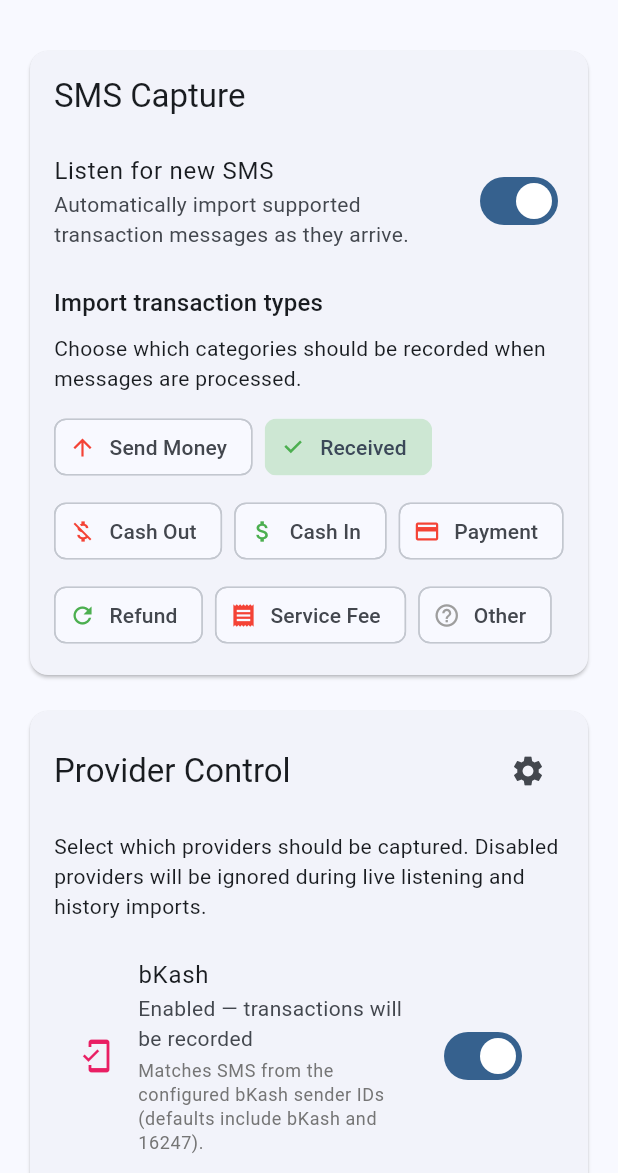
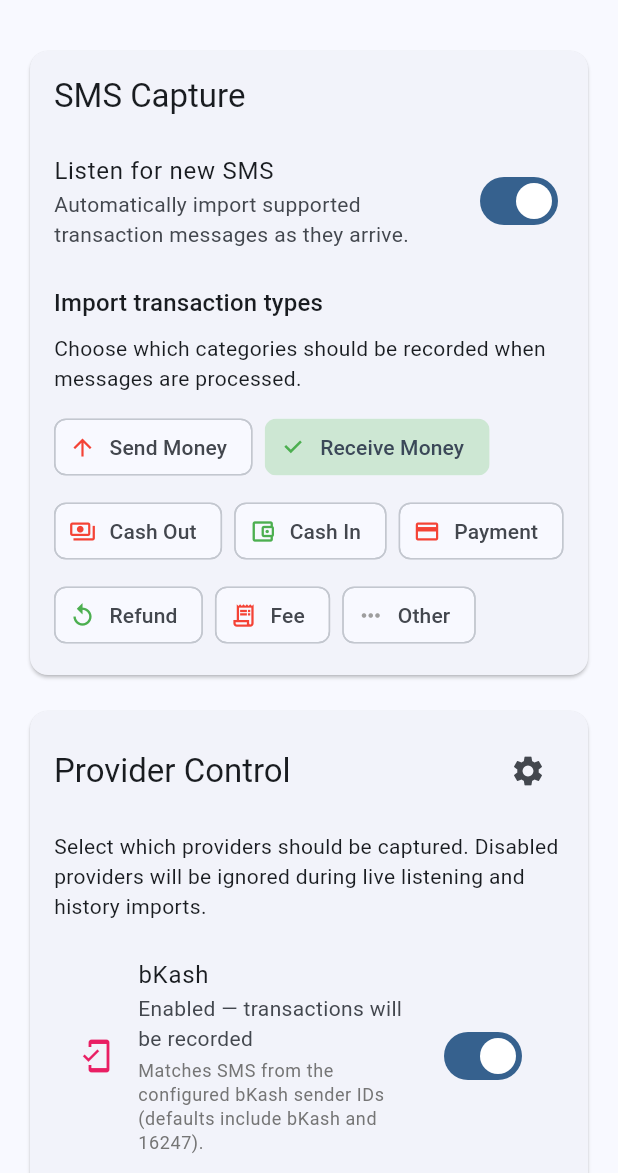
Before and after one commit to md-riaz/HisabBox, a Flutter app: the screen it shows after launch, after a tap on the "settings" icon, on a phone screen of 412 x 824 dp, the part 63-1236 px from its top. Run offline on Flutter 3.47's test engine with Material 3 defaults, Android fonts, the phone set to English and light mode, and no system bars; our stand-ins replace dio, get, permission_handler, shared_preferences, sqflite; missing offline and left inert: another_telephony, workmanager; accounts and stored records are empty.

Commit message:
Normalize TransactionType UI labels/icons and expand webhook payload guide
- Change display names: "Received" -> "Receive Money", "Service Fee" -> "Fee"
- Replace several icons with more appropriate/consistent variants (cashout, cashin, refund, fee, other)
- Expand webhook payload guide to explicitly list all transaction types (sent, received, cashout, cashin, payment, refund, fee, other)

```diff
--- a/lib/models/transaction_type_extensions.dart
+++ b/lib/models/transaction_type_extensions.dart
@@ -7,7 +7,7 @@ extension TransactionTypeUiMetadata on TransactionType {
       case TransactionType.sent:
         return 'Send Money';
       case TransactionType.received:
-        return 'Received';
+        return 'Receive Money';
       case TransactionType.cashout:
         return 'Cash Out';
       case TransactionType.cashin:
@@ -17,7 +17,7 @@ extension TransactionTypeUiMetadata on TransactionType {
       case TransactionType.refund:
         return 'Refund';
       case TransactionType.fee:
-        return 'Service Fee';
+        return 'Fee';
       case TransactionType.other:
         return 'Other';
     }
@@ -30,17 +30,17 @@ extension TransactionTypeUiMetadata on TransactionType {
       case TransactionType.received:
         return Icons.arrow_downward;
       case TransactionType.cashout:
-        return Icons.money_off;
+        return Icons.payments_outlined;
       case TransactionType.cashin:
-        return Icons.attach_money;
+        return Icons.account_balance_wallet_outlined;
       case TransactionType.payment:
         return Icons.payment;
       case TransactionType.refund:
-        return Icons.refresh;
+        return Icons.replay;
       case TransactionType.fee:
-        return Icons.receipt;
+        return Icons.receipt_long_outlined;
       case TransactionType.other:
-        return Icons.help_outline;
+        return Icons.more_horiz;
     }
   }
 
--- a/lib/screens/settings_screen.dart
+++ b/lib/screens/settings_screen.dart
@@ -74,7 +74,7 @@ class _SettingsScreenState extends State<SettingsScreen> {
         const payloadFields = [
           'id — Stable unique identifier for the transaction',
           'provider — Source of the SMS (e.g., bkash, nagad)',
-          'type — Transaction category (sent, received, etc.)',
+          'type — Transaction category (sent, received, cashout, cashin, payment, refund, fee, other)',
           'amount — Transaction amount as a decimal number',
           'recipient — Optional recipient account or phone',
           'sender — Optional sender account or phone',
```
